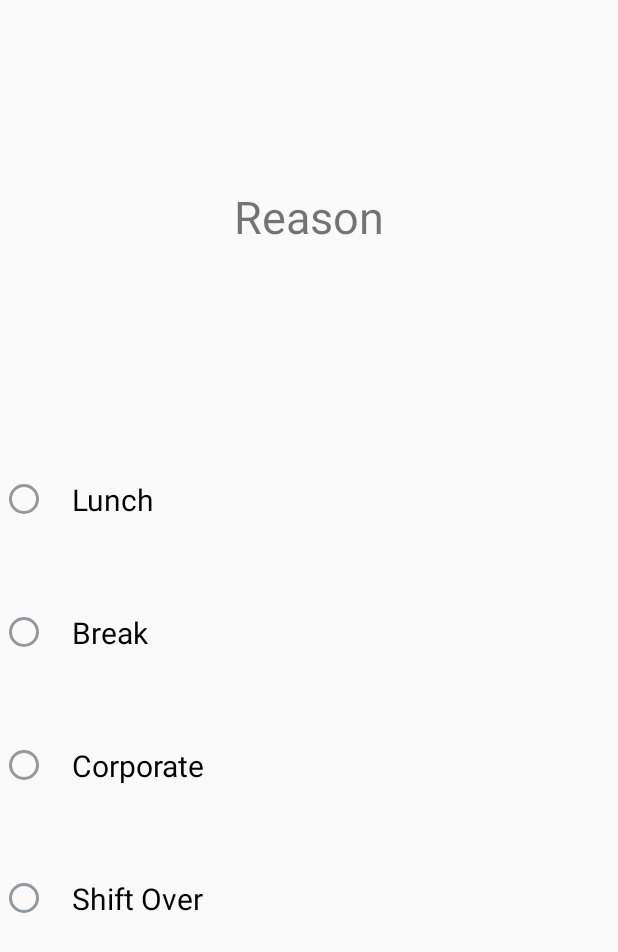
After one commit to ionicc/autonomy_spi, an Android app: the layout alert.xml on its own in the app's theme, with its tools: preview values and no code run, on a phone screen of 412 x 824 dp. The commit adds this screen. Shown: the top 952 px of the screen. Run offline under Robolectric (Android 15) with nearby library versions, the phone set to English and light mode, and no system bars; network calls fail.

Commit message:
Added Logout reason with a custom layout inflated in alert dialog.
--As of now teh UI of the custom layout has been keep basic as possible until deployment

```diff
--- /dev/null
+++ b/app/src/main/res/layout/alert.xml
@@ -0,0 +1,80 @@
+<?xml version="1.0" encoding="utf-8"?>
+<LinearLayout xmlns:android="http://schemas.android.com/apk/res/android"
+              android:orientation="vertical"
+              android:layout_width="match_parent"
+              android:layout_height="match_parent">
+
+    <LinearLayout
+        android:layout_width="match_parent"
+        android:layout_height="match_parent"
+        android:orientation="vertical"
+        android:weightSum="1">
+
+        <TextView
+            android:layout_width="match_parent"
+            android:layout_height="match_parent"
+            android:layout_weight="0.65"
+            android:gravity="center"
+            android:text="Reason"
+            android:textSize="30dp"/>
+
+
+        <RadioGroup
+            android:id="@+id/alert_rg"
+            android:layout_width="match_parent"
+            android:layout_height="match_parent"
+            android:layout_weight="0.5"
+            android:orientation="vertical"
+            android:weightSum="1">
+
+            <RadioButton
+                android:id="@+id/alert_lunch"
+                android:layout_width="wrap_content"
+                android:layout_height="wrap_content"
+                android:layout_weight="0.2"
+                android:onClick="rbClick2"
+                android:paddingStart="16dp"
+                android:tag="Lunch"
+                android:text="Lunch"
+                android:textSize="20dp"/>
+
+            <RadioButton
+                android:id="@+id/alert_break"
+                android:layout_width="wrap_content"
+                android:layout_height="wrap_content"
+                android:layout_weight="0.2"
+                android:onClick="rbClick2"
+                android:paddingStart="16dp"
+                android:tag="Break"
+                android:text="Break"
+                android:textSize="20dp"/>
+
+            <RadioButton
+                android:id="@+id/alret_corporate"
+                android:layout_width="wrap_content"
+                android:layout_height="wrap_content"
+                android:layout_weight="0.2"
+                android:onClick="rbClick2"
+                android:paddingStart="16dp"
+                android:tag="Corporate"
+                android:text="Corporate"
+                android:textSize="20dp"/>
+
+            <RadioButton
+                android:id="@+id/weekOffChange"
+                android:layout_width="wrap_content"
+                android:layout_height="wrap_content"
+                android:layout_weight="0.2"
+                android:onClick="rbClick2"
+                android:paddingStart="16dp"
+                android:tag="Shift Over"
+                android:text="Shift Over"
+                android:textSize="20dp"/>
+
+
+        </RadioGroup>
+
+
+    </LinearLayout>
+
+</LinearLayout>
--- a/app/src/main/res/layout/list_view_items.xml
+++ b/app/src/main/res/layout/list_view_items.xml
@@ -7,6 +7,7 @@
         android:layout_width="match_parent"
         android:layout_height="wrap_content"
         android:layout_weight="0.3"
+        android:textColor="#000"
         android:gravity="center"
         android:id="@+id/list_date"/>
     <TextView
@@ -14,12 +15,14 @@
         android:layout_height="wrap_content"
         android:layout_weight="0.3"
         android:gravity="center"
+        android:textColor="#000"
         android:id="@+id/list_loginTime"/>
     <TextView
         android:layout_width="match_parent"
         android:layout_height="wrap_content"
         android:layout_weight="0.3"
         android:gravity="center"
+        android:textColor="#000"
         android:id="@+id/list_logoutTime"/>
 
 </LinearLayout>
```
Also changed, not shown: app/src/main/java/io/chat/spi/Activities/HomeActivity.java (+117 -19 lines).
